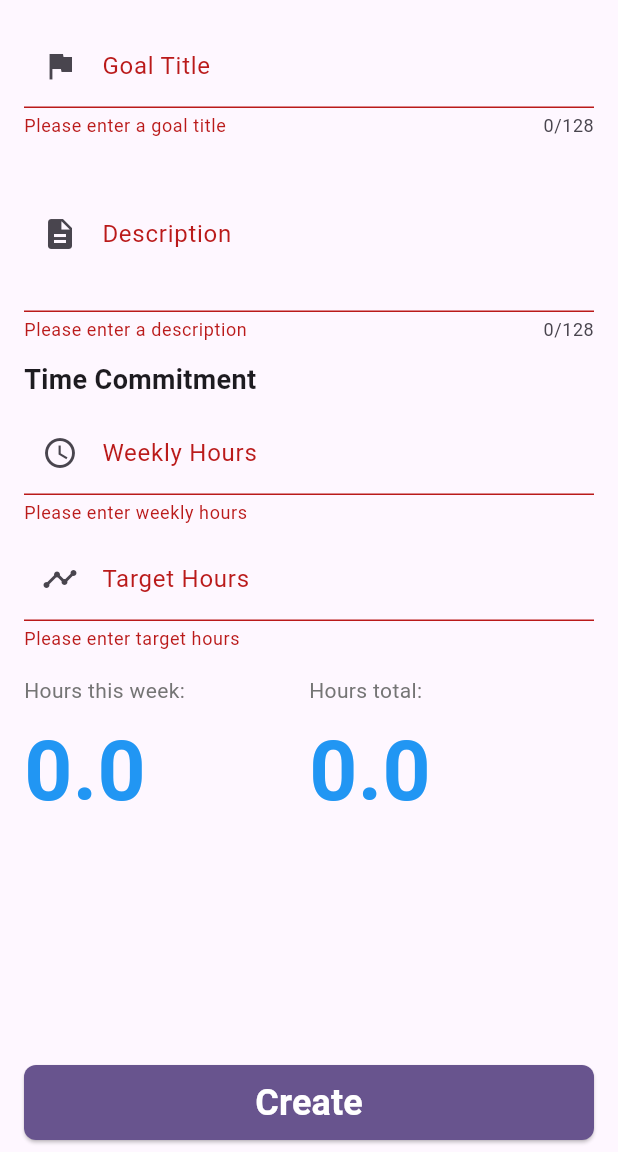
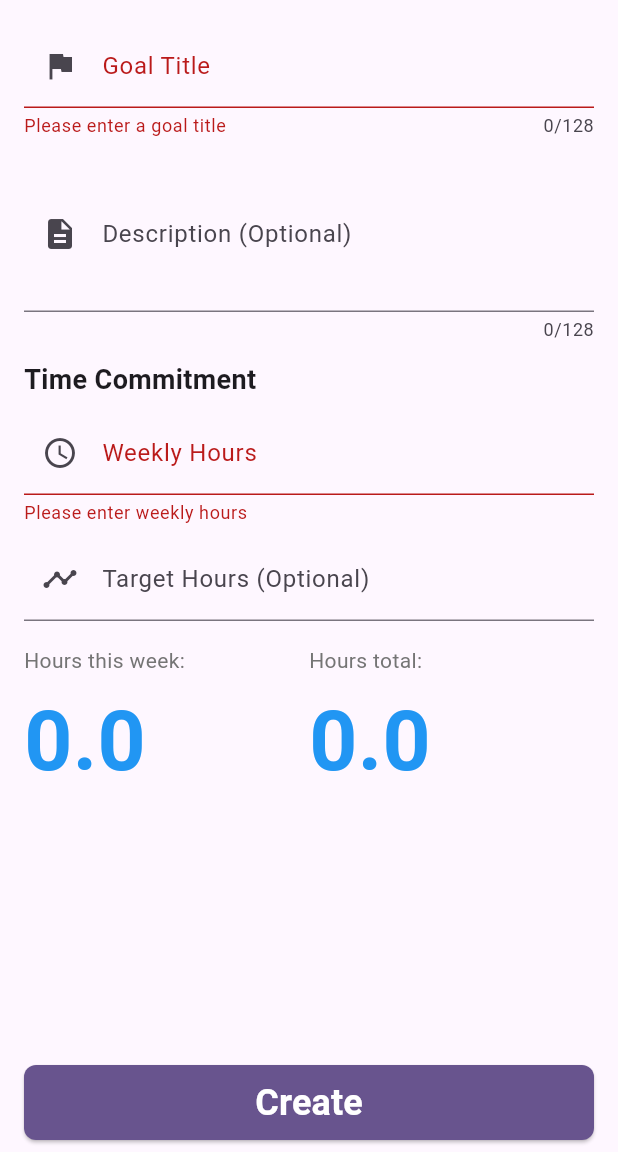
Before and after one commit to MatthewLacerda2/GoalGetter, a Flutter app: the GoalScreen screen opened directly, after a tap on "Create", on a phone screen of 412 x 824 dp, the part 84-1236 px from its top. Run offline on Flutter 3.47's test engine with Material 3 defaults, Android fonts, the phone set to English and light mode, and no system bars; our stand-ins replace shared_preferences; accounts and stored records are empty.

Commit message:
optional goal description and total hours

```diff
--- a/frontend/lib/main.dart
+++ b/frontend/lib/main.dart
@@ -36,8 +36,8 @@ class _MyHomePageState extends State<MyHomePage> {
   int _selectedIndex = 0;
 
   static const List<Widget> _tabPages = <Widget>[
+    GoalsScreen(),
     AgendaScreen(),
-    GoalsScreen(),
     Center(child: Text('Profile Page (Coming Soon)')),
   ];
 
@@ -56,12 +56,12 @@ class _MyHomePageState extends State<MyHomePage> {
         type: BottomNavigationBarType.fixed,
         items: const [
           BottomNavigationBarItem(
+            icon: Icon(Icons.flag),
+            label: 'Goals',
+          ),
+          BottomNavigationBarItem(
             icon: Icon(Icons.event_note),
             label: 'Agenda',
-          ),
-          BottomNavigationBarItem(
-            icon: Icon(Icons.flag),
-            label: 'Goals',
           ),
           BottomNavigationBarItem(
             icon: Icon(Icons.person),
--- a/frontend/lib/models/goal.dart
+++ b/frontend/lib/models/goal.dart
@@ -3,18 +3,18 @@ import 'dart:convert';
 class Goal {
   final String id;
   final String title;
-  final String description;
+  final String? description;
   final double weeklyHours;
-  final double totalHours;
+  final double? totalHours;
   final double totalWeekSpent;
   final double totalSpent;
 
   Goal({
     required this.id,
     required this.title,
-    required this.description,
+    this.description,
     required this.weeklyHours,
-    required this.totalHours,
+    this.totalHours,
     this.totalWeekSpent = 0.0,
     this.totalSpent = 0.0,
   });
@@ -25,7 +25,7 @@ class Goal {
       title: map['title'],
       description: map['description'],
       weeklyHours: map['weeklyHours'].toDouble(),
-      totalHours: map['totalHours'].toDouble(),
+      totalHours: map['totalHours']?.toDouble(),
       totalWeekSpent: (map['totalWeekSpent'] ?? 0.0).toDouble(),
       totalSpent: (map['totalSpent'] ?? 0.0).toDouble(),
     );
--- a/frontend/lib/screens/goals/create_goal_screen.dart
+++ b/frontend/lib/screens/goals/create_goal_screen.dart
@@ -34,9 +34,9 @@ class _CreateGoalScreenState extends State<CreateGoalScreen> {
       final goal = Goal(
         id: '', // Let storage assign a UUID
         title: _titleController.text,
-        description: _descriptionController.text,
+        description: _descriptionController.text.isEmpty ? null : _descriptionController.text,
         weeklyHours: double.parse(_weeklyHoursController.text),
-        totalHours: double.parse(_totalHoursController.text),
+        totalHours: _totalHoursController.text.isEmpty ? null : double.parse(_totalHoursController.text),
       );
 
       // Save goal to storage
@@ -95,19 +95,13 @@ class _CreateGoalScreenState extends State<CreateGoalScreen> {
               TextFormField(
                 controller: _descriptionController,
                 decoration: const InputDecoration(
-                  labelText: 'Description',
+                  labelText: 'Description (Optional)',
                   hintText: 'Describe your goal in detail...',
                   border: OutlineInputBorder(),
                   prefixIcon: Icon(Icons.description),
                 ),
                 maxLines: 3,
                 maxLength: 128,
-                validator: (value) {
-                  if (value == null || value.isEmpty) {
-                    return 'Please enter a description';
-                  }
-                  return null;
-                },
               ),
               const SizedBox(height: 12),
 
@@ -155,7 +149,7 @@ class _CreateGoalScreenState extends State<CreateGoalScreen> {
               TextFormField(
                 controller: _totalHoursController,
                 decoration: const InputDecoration(
-                  labelText: 'Target Hours',
+                  labelText: 'Target Hours (Optional)',
                   hintText: 'e.g., 360',
                   border: OutlineInputBorder(),
                   prefixIcon: Icon(Icons.timeline),
@@ -163,14 +157,13 @@ class _CreateGoalScreenState extends State<CreateGoalScreen> {
                 ),
                 keyboardType: TextInputType.number,
                 validator: (value) {
-                  if (value == null || value.isEmpty) {
-                    return 'Please enter target hours';
-                  }
-                  if (double.tryParse(value) == null) {
-                    return 'Please enter a valid number';
-                  }
-                  if (double.parse(value) < 0) {
-                    return 'Total hours must be greater than or equal to 0';
+                  if (value != null && value.isNotEmpty) {
+                    if (double.tryParse(value) == null) {
+                      return 'Please enter a valid number';
+                    }
+                    if (double.parse(value) < 0) {
+                      return 'Total hours must be greater than or equal to 0';
+                    }
                   }
                   return null;
                 },
--- a/frontend/lib/screens/goals/goal_screen.dart
+++ b/frontend/lib/screens/goals/goal_screen.dart
@@ -31,9 +31,9 @@ class _GoalScreenState extends State<GoalScreen> {
     super.initState();
     if (widget.goal != null) {
       _titleController.text = widget.goal!.title;
-      _descriptionController.text = widget.goal!.description;
+      _descriptionController.text = widget.goal!.description ?? '';
       _weeklyHoursController.text = widget.goal!.weeklyHours.toString();
-      _totalHoursController.text = widget.goal!.totalHours.toString();
+      _totalHoursController.text = widget.goal!.totalHours?.toString() ?? '';
     }
   }
 
@@ -43,9 +43,9 @@ class _GoalScreenState extends State<GoalScreen> {
       final goal = Goal(
         id: widget.goal?.id ?? '', // Use existing ID if editing, otherwise empty
         title: _titleController.text,
-        description: _descriptionController.text,
+        description: _descriptionController.text.isEmpty ? null : _descriptionController.text,
         weeklyHours: double.parse(_weeklyHoursController.text),
-        totalHours: double.parse(_totalHoursController.text),
+        totalHours: _totalHoursController.text.isEmpty ? null : double.parse(_totalHoursController.text),
       );
 
       if (widget.goal != null) {
@@ -106,19 +106,13 @@ class _GoalScreenState extends State<GoalScreen> {
               TextFormField(
                 controller: _descriptionController,
                 decoration: const InputDecoration(
-                  labelText: 'Description',
+                  labelText: 'Description (Optional)',
                   hintText: 'Describe your goal in detail...',
                   border: UnderlineInputBorder(),
                   prefixIcon: Icon(Icons.description),
                 ),
                 maxLines: 3,
                 maxLength: 128,
-                validator: (value) {
-                  if (value == null || value.isEmpty) {
-                    return 'Please enter a description';
-                  }
-                  return null;
-                },
               ),
               const SizedBox(height: 12),
 
@@ -162,7 +156,7 @@ class _GoalScreenState extends State<GoalScreen> {
               TextFormField(
                 controller: _totalHoursController,
                 decoration: const InputDecoration(
-                  labelText: 'Target Hours',
+                  labelText: 'Target Hours (Optional)',
                   hintText: 'e.g., 360',
                   border: UnderlineInputBorder(),
                   prefixIcon: Icon(Icons.timeline),
@@ -170,14 +164,13 @@ class _GoalScreenState extends State<GoalScreen> {
                 ),
                 keyboardType: TextInputType.number,
                 validator: (value) {
-                  if (value == null || value.isEmpty) {
-                    return 'Please enter target hours';
-                  }
-                  if (double.tryParse(value) == null) {
-                    return 'Please enter a valid number';
-                  }
-                  if (double.parse(value) < 0) {
-                    return 'Total hours must be greater than or equal to 0';
+                  if (value != null && value.isNotEmpty) {
+                    if (double.tryParse(value) == null) {
+                      return 'Please enter a valid number';
+                    }
+                    if (double.parse(value) < 0) {
+                      return 'Total hours must be greater than or equal to 0';
+                    }
                   }
                   return null;
                 },
--- a/frontend/lib/screens/goals/goals_screen.dart
+++ b/frontend/lib/screens/goals/goals_screen.dart
@@ -154,7 +154,7 @@ class _GoalsScreenState extends State<GoalsScreen> {
                                     goal.title,
                                     style: const TextStyle(fontWeight: FontWeight.bold),
                                   ),
-                                  Text(goal.description),
+                                  Text(goal.description ?? ''),
                                 ],
                               ),
                             ),
```
